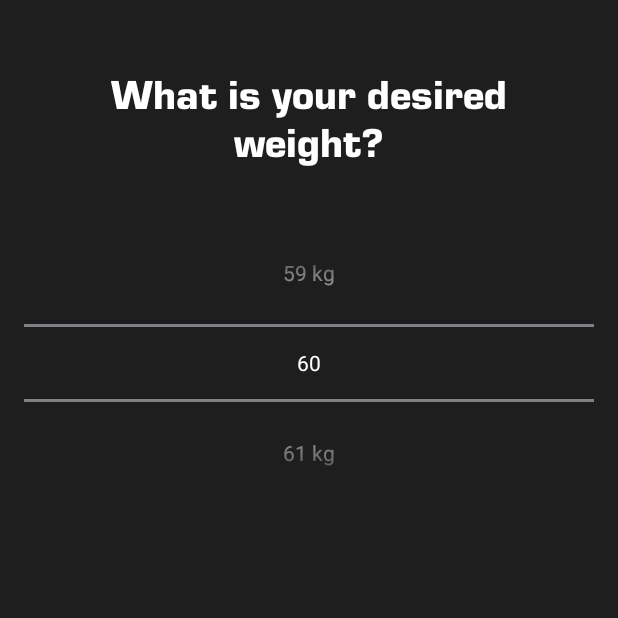
After one commit to 0xhex/foodai-android, an Android app: the fragment DesiredWeightFragment placed in its activity, on a phone screen of 412 x 824 dp, the top half of it. The commit adds this screen. Run offline under Robolectric (Android 15) with nearby library versions, the phone set to English and light mode, and no system bars; our stand-ins replace Dagger/Hilt's generated code, data binding; 1 statement that could not run was skipped.

Commit message:
Implement desired weight UI and services

```diff
--- /dev/null
+++ b/app/src/main/java/com/codepad/foodai/ui/user_property/desiredweight/DesiredWeightFragment.kt
@@ -0,0 +1,47 @@
+package com.codepad.foodai.ui.user_property.desiredweight
+
+import android.widget.NumberPicker
+import androidx.core.content.ContextCompat
+import androidx.fragment.app.activityViewModels
+import com.codepad.foodai.R
+import com.codepad.foodai.databinding.FragmentDesiredWeightBinding
+import com.codepad.foodai.ui.core.BaseFragment
+import com.codepad.foodai.ui.user_property.UserPropertySharedViewModel
+import com.codepad.foodai.ui.user_property.heightweight.MeasurementUnit
+import dagger.hilt.android.AndroidEntryPoint
+
+@AndroidEntryPoint
+class DesiredWeightFragment : BaseFragment<FragmentDesiredWeightBinding>() {
+
+    private val sharedViewModel: UserPropertySharedViewModel by activityViewModels()
+
+    override fun getLayoutId() = R.layout.fragment_desired_weight
+
+    override fun onReadyView() {
+        binding.viewModel = sharedViewModel
+        binding.lifecycleOwner = viewLifecycleOwner
+
+        setupWeightPicker()
+    }
+
+    override fun onResume() {
+        super.onResume()
+        if (sharedViewModel.desiredWeight.value != null) {
+            binding.weightPicker.value = sharedViewModel.desiredWeight.value!!
+        }
+    }
+
+    private fun setupWeightPicker() {
+        val userWeight = sharedViewModel.weight.value ?: 60
+        val isMetric = sharedViewModel.measurementUnit.value == MeasurementUnit.METRIC
+
+        binding.weightPicker.minValue = if (isMetric) (userWeight * 0.7).toInt() else (userWeight * 0.5).toInt()
+        binding.weightPicker.maxValue = if (isMetric) (userWeight * 1.5).toInt() else (userWeight * 1.5).toInt()
+        binding.weightPicker.value = userWeight
+        binding.weightPicker.setFormatter { value -> if (isMetric) "$value kg" else "$value lb" }
+        binding.weightPicker.setOnValueChangedListener { _, _, newVal ->
+            sharedViewModel.setDesiredWeight(newVal)
+        }
+    }
+
+}
--- /dev/null
+++ b/app/src/main/res/layout/fragment_desired_weight.xml
@@ -0,0 +1,43 @@
+<?xml version="1.0" encoding="utf-8"?>
+<layout xmlns:android="http://schemas.android.com/apk/res/android"
+    xmlns:app="http://schemas.android.com/apk/res-auto">
+
+    <data>
+        <variable
+            name="viewModel"
+            type="com.codepad.foodai.ui.user_property.UserPropertySharedViewModel" />
+    </data>
+
+    <androidx.constraintlayout.widget.ConstraintLayout
+        android:layout_width="match_parent"
+        android:layout_height="match_parent"
+        android:background="#1e1e1e"
+        android:padding="16dp">
+
+        <TextView
+            android:id="@+id/tvTitle"
+            android:layout_width="0dp"
+            android:layout_height="wrap_content"
+            android:layout_marginHorizontal="@dimen/dimen_32dp"
+            android:layout_marginTop="@dimen/dimen_32dp"
+            android:fontFamily="@font/euro_stile_bold"
+            android:text="What is your desired weight?"
+            android:textAlignment="center"
+            android:textColor="@android:color/white"
+            android:textSize="28sp"
+            app:layout_constraintEnd_toEndOf="parent"
+            app:layout_constraintStart_toStartOf="parent"
+            app:layout_constraintTop_toTopOf="parent" />
+
+        <NumberPicker
+            android:id="@+id/weightPicker"
+            android:layout_width="0dp"
+            android:layout_height="wrap_content"
+            android:layout_marginTop="40dp"
+            android:theme="@style/AppTheme.Picker"
+            app:layout_constraintEnd_toEndOf="parent"
+            app:layout_constraintStart_toStartOf="parent"
+            app:layout_constraintTop_toBottomOf="@id/tvTitle" />
+
+    </androidx.constraintlayout.widget.ConstraintLayout>
+</layout>
```
Also changed, not shown: app/src/main/java/com/codepad/foodai/ui/user_property/UserPropertyFragment.kt (+17 -8 lines), app/src/main/java/com/codepad/foodai/ui/user_property/UserPropertySharedViewModel.kt (+28 -3 lines).
